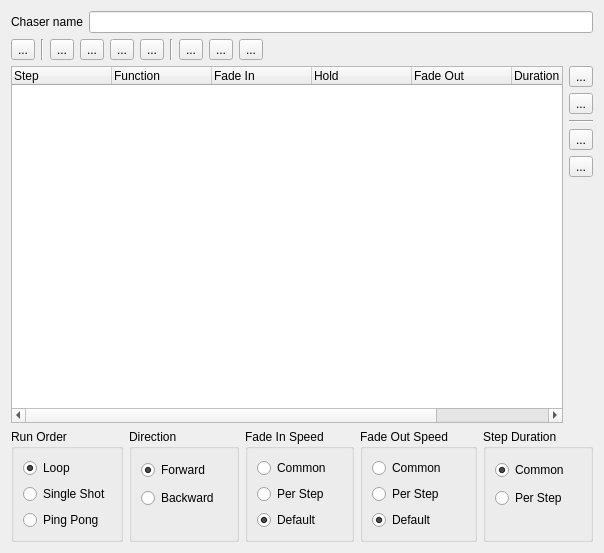
This is ui/src/chasereditor.ui in mcallegari/qlcplus as Qt 5 draws it before an edit. The edited form follows.
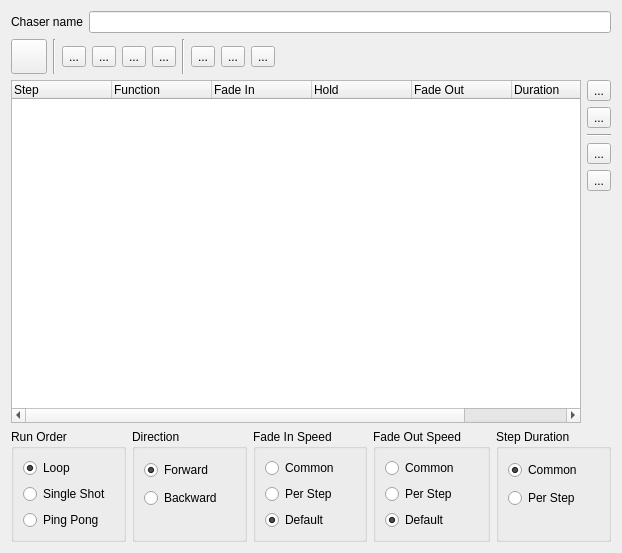
This is the edited form. Icons and pictures are not drawn.

What changed in the file:
```diff
--- a/ui/src/chasereditor.ui
+++ b/ui/src/chasereditor.ui
@@ -6,7 +6,7 @@
    <rect>
     <x>0</x>
     <y>0</y>
-    <width>604</width>
+    <width>622</width>
     <height>553</height>
    </rect>
   </property>
@@ -400,9 +400,6 @@
        <property name="toolTip">
         <string>Show/Hide speed dial window</string>
        </property>
-       <property name="text">
-        <string>...</string>
-       </property>
        <property name="icon">
         <iconset resource="qlcui.qrc">
          <normaloff>:/speed.png</normaloff>:/speed.png</iconset>
```
